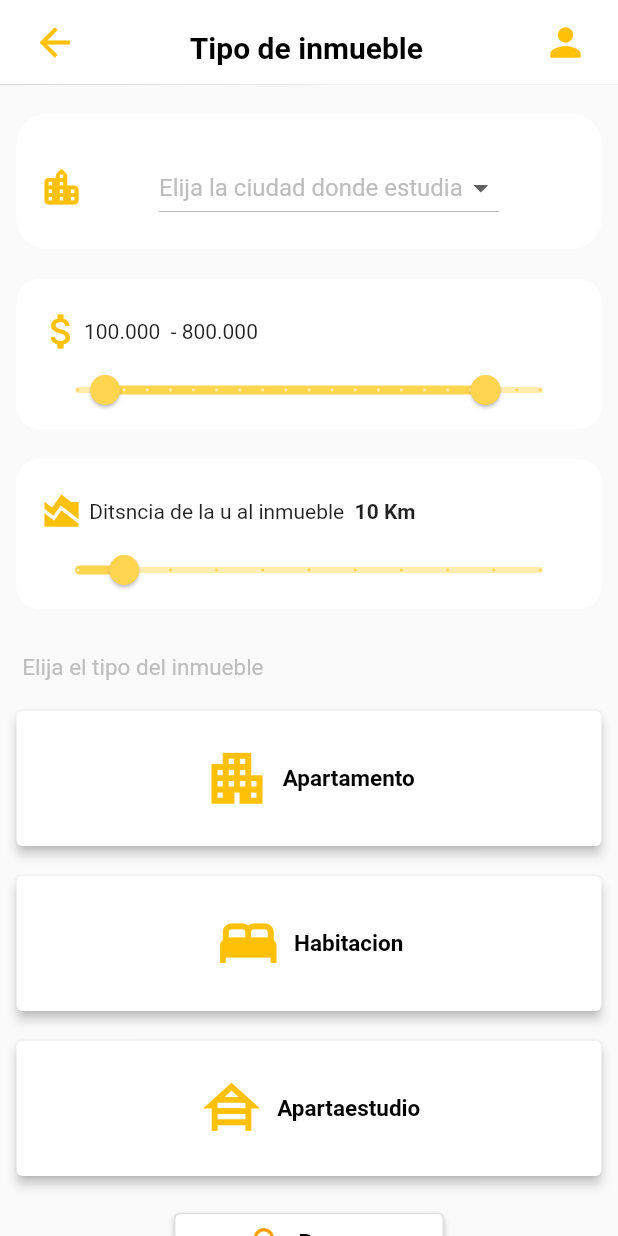
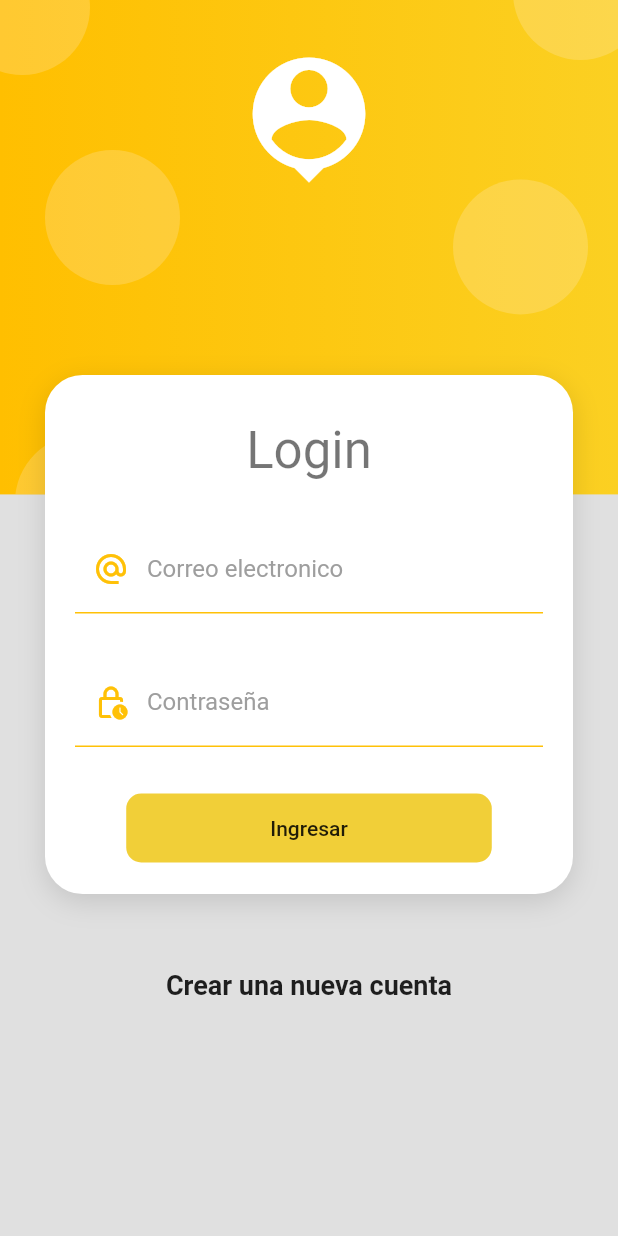
Before and after one commit to jazminasaleh/prototipo-arrendatario, a Flutter app: the screen it shows after launch, on a phone screen of 412 x 824 dp. Run offline on Flutter 3.47's test engine with Material 2 defaults, Android fonts, the phone set to English and light mode, and no system bars; our stand-ins replace google_maps_flutter.

Commit message:
diseño login

```diff
--- a/lib/main.dart
+++ b/lib/main.dart
@@ -12,12 +12,13 @@ class MyApp extends StatelessWidget {
     return MaterialApp(
       debugShowCheckedModeBanner: false,
       title: 'Material App',
-     initialRoute: 'home',
+     initialRoute: 'login',
      routes: {
       'home' : (_) => HomeScreen(),
       'habitacion' : (_) => HabitacionScreen(),
       'filtros' :(_) => FiltrosScreen(),
       'apartamento' :(_) => ApartamentoScreen(),
+      'login': (_) => LoginScreen()
      },
      theme: AppThem.lightTheme,
     );
--- a/lib/screens/apartamento_screen.dart
+++ b/lib/screens/apartamento_screen.dart
@@ -624,26 +624,19 @@ class _ApartmentoScreenState extends State<ApartamentoScreen> {
           SizedBox(
             height: 10,
           ),
-          OutlinedButton.icon(
-            style: OutlinedButton.styleFrom(
-                padding: EdgeInsets.only(right: 50, left: 50, top: 7, bottom: 7),
-                backgroundColor: Colors.white,
-                elevation: 2),
-            onPressed: () {
-              Navigator.of(context).push(
+            MaterialButton(
+              shape: RoundedRectangleBorder(borderRadius: BorderRadius.circular(10)),
+              disabledColor: Colors.grey,
+              elevation: 0,
+              color: Color.fromARGB(255, 241, 207, 56),
+              child: Container(
+                padding: EdgeInsets.symmetric(horizontal: 80, vertical: 15),
+                child: Text('Aplicar filtros'),
+              ),
+              onPressed:(){
+                  Navigator.of(context).push(
                   MaterialPageRoute(builder: (context) => FiltrosScreen()));
-            },
-            icon: Icon(
-              Icons.house_siding,
-              color: Colors.amber[700],
-              size: 25,
-            ),
-            label: Text(
-              'Aplicar filtros',
-              style: TextStyle(
-                  color: Colors.black, fontWeight: FontWeight.bold, fontSize: 15),
-            ),
-          )
+              } )
         ]),
       ),
     );
--- a/lib/screens/habitacion_screen.dart
+++ b/lib/screens/habitacion_screen.dart
@@ -376,29 +376,19 @@ class _HabitacionScreenState extends State<HabitacionScreen> {
           SizedBox(
             height: 20,
           ),
-          OutlinedButton.icon(
-            style: OutlinedButton.styleFrom(
-                padding:
-                    EdgeInsets.only(right: 50, left: 50, top: 7, bottom: 7),
-                backgroundColor: Colors.white,
-                elevation: 2),
-            onPressed: () {
-              Navigator.of(context).push(MaterialPageRoute(
+           MaterialButton(
+              shape: RoundedRectangleBorder(borderRadius: BorderRadius.circular(10)),
+              disabledColor: Colors.grey,
+              elevation: 0,
+              color: Colors.amber,
+              child: Container(
+                padding: EdgeInsets.symmetric(horizontal: 80, vertical: 15),
+                child: Text('Aplicar filtros'),
+              ),
+              onPressed:(){
+                 Navigator.of(context).push(MaterialPageRoute(
                   builder: (context) => FiltrosHabitacionScreen()));
-            },
-            icon: Icon(
-              Icons.house_siding,
-              color: Colors.amber[700],
-              size: 25,
-            ),
-            label: Text(
-              'Aplicar filtros',
-              style: TextStyle(
-                  color: Colors.black,
-                  fontWeight: FontWeight.bold,
-                  fontSize: 15),
-            ),
-          )
+              } )
         ]),
       ),
     );
--- a/lib/screens/home_screen.dart
+++ b/lib/screens/home_screen.dart
@@ -35,9 +35,7 @@ class _HomeScreenState extends State<HomeScreen> {
       //**AppBar
       appBar: AppBar(
         actions: [
-          Icon(
-            Icons.arrow_back,
-          ),
+
           SizedBox(
             width: 75,
           ),
@@ -388,33 +386,24 @@ class _HomeScreenState extends State<HomeScreen> {
             height: 20,
           ),
           //**Boton buscar
-          OutlinedButton.icon(
-            style: OutlinedButton.styleFrom(
-                padding:
-                    EdgeInsets.only(right: 50, left: 50, top: 7, bottom: 7),
-                backgroundColor: Colors.white,
-                elevation: 2),
-            onPressed: () {
-              Navigator.of(context).push(
+
+           MaterialButton(
+              shape: RoundedRectangleBorder(borderRadius: BorderRadius.circular(10)),
+              disabledColor: Colors.grey,
+              elevation: 0,
+              color: Color.fromARGB(255, 241, 207, 56),
+              child: Container(
+                padding: EdgeInsets.symmetric(horizontal: 80, vertical: 15),
+                child: Text('Buscar'),
+              ),
+              onPressed:(){
+                 Navigator.of(context).push(
                   MaterialPageRoute(builder: (context) =>
                 _hasApartamentoPressed == true
                   ? ApartamentoScreen()
                   : HabitacionScreen()
                 ));
-            },
-            icon: Icon(
-              Icons.search_sharp,
-              color: Colors.amber[700],
-              size: 25,
-            ),
-            label: Text(
-              'Buscar',
-              style: TextStyle(
-                  color: Colors.black,
-                  fontWeight: FontWeight.bold,
-                  fontSize: 15),
-            ),
-          )
+              } )
         ],
       ),
     );
--- /dev/null
+++ b/lib/screens/login_screen.dart
@@ -0,0 +1,80 @@
+import 'package:flutter/material.dart';
+import 'package:prototipo_arrendatario/screens/home_screen.dart';
+import 'package:prototipo_arrendatario/ui/input_decorations.dart';
+import 'package:prototipo_arrendatario/widgets/widgets.dart';
+
+class LoginScreen extends StatelessWidget {
+  @override
+  Widget build(BuildContext context) {
+    return Scaffold(
+      body: AuthBackground(
+        child: SingleChildScrollView(
+          child: Column(
+            children: [
+              SizedBox(height: 250,),
+              CradContainer(
+                child: Column(children: [
+                  SizedBox(height: 10,),
+                  Text('Login', style: Theme.of(context).textTheme.headline4,),
+                  SizedBox(height: 30,),
+                  _loginForm()
+
+                ],)
+              ),
+              SizedBox(height: 50,),
+              Text('Crear una nueva cuenta', style: TextStyle(fontSize: 18, fontWeight: FontWeight.bold),),
+              SizedBox(height: 50,)
+
+            ],
+          ),)
+      )
+    );
+  }
+}
+
+class _loginForm extends StatelessWidget {
+  @override
+  Widget build(BuildContext context) {
+    return Container(
+      child: Form(
+        child: Column(
+          children: [
+            TextFormField(
+              autocorrect: false,
+              keyboardType: TextInputType.emailAddress,
+              decoration: InputDecorations.authInputDecoration(
+                labelText: 'Correo electronico',
+                hintText: 'jazmin.saleh@gmail.com',
+                prefix: Icons.alternate_email_sharp
+              )
+            ),
+            SizedBox(height: 30,),
+            TextFormField(
+              autocorrect: false,
+              keyboardType: TextInputType.emailAddress,
+              decoration: InputDecorations.authInputDecoration(
+                 labelText: 'Contraseña',
+                hintText: '****',
+                prefix: Icons.lock_clock_outlined
+              )
+            ),
+            SizedBox(height: 30,),
+            MaterialButton(
+              shape: RoundedRectangleBorder(borderRadius: BorderRadius.circular(10)),
+              disabledColor: Colors.grey,
+              elevation: 0,
+              color: Color.fromARGB(255, 241, 207, 56),
+              child: Container(
+                padding: EdgeInsets.symmetric(horizontal: 80, vertical: 15),
+                child: Text('Ingresar'),
+              ),
+              onPressed:(){
+                 Navigator.of(context).push(MaterialPageRoute(
+                  builder: (context) => HomeScreen()));
+              } )
+          ],
+        ),
+      ),
+    );
+  }
+}
--- a/lib/screens/screens.dart
+++ b/lib/screens/screens.dart
@@ -1,3 +1,4 @@
+export 'package:prototipo_arrendatario/screens/login_screen.dart';
 export 'package:prototipo_arrendatario/screens/apartamento_screen.dart';
 export'package:prototipo_arrendatario/screens/filtros_screen.dart';
 export 'package:prototipo_arrendatario/screens/habitacion_screen.dart';
--- /dev/null
+++ b/lib/ui/input_decorations.dart
@@ -0,0 +1,22 @@
+import 'package:flutter/material.dart';
+
+class InputDecorations {
+  static InputDecoration authInputDecoration({
+    required String hintText,
+    required String labelText,
+    IconData? prefix
+  }) {
+    return InputDecoration(
+        enabledBorder: UnderlineInputBorder(
+          borderSide: BorderSide(color: Colors.amber),
+        ),
+        focusedBorder: UnderlineInputBorder(
+            borderSide: BorderSide(color: Colors.amber, width: 2)),
+        hintText: hintText,
+        labelText: labelText,
+        labelStyle: TextStyle(color: Colors.grey),
+        prefixIcon: prefix != null
+        ? Icon(prefix, color: Colors.amber,)
+        : null);
+  }
+}
--- /dev/null
+++ b/lib/widgets/auth_background.dart
@@ -0,0 +1,105 @@
+import 'package:flutter/material.dart';
+
+class AuthBackground extends StatelessWidget {
+  final Widget child;
+
+  const AuthBackground({super.key, required this.child});
+
+  @override
+  Widget build(BuildContext context) {
+    return Container(
+        color: Colors.grey[300],
+        width: double.infinity,
+        height: double.infinity,
+        child: Stack(
+          children: [
+            _AmberBox(),
+            _HeaderIcon(),
+            this.child
+            ],
+        ));
+  }
+}
+
+class _HeaderIcon extends StatelessWidget {
+  const _HeaderIcon({
+    Key? key,
+  }) : super(key: key);
+
+  @override
+  Widget build(BuildContext context) {
+    return SafeArea(
+      child: Container(
+        width: double.infinity,
+        margin: EdgeInsets.only(top: 30),
+        child: Icon(
+          Icons.person_pin,
+          color: Colors.white,
+          size: 100,
+        ),
+      ),
+    );
+  }
+}
+
+class _AmberBox extends StatelessWidget {
+  const _AmberBox({Key? key}) : super(key: key);
+
+  @override
+  Widget build(BuildContext context) {
+    final size = MediaQuery.of(context).size;
+    return Container(
+      width: double.infinity,
+      height: size.height * 0.4,
+      decoration: _amberBackground(),
+      child: Stack(
+        children: [
+          Positioned(
+            child: _Bubble(),
+            top: 100,
+            left: 30,
+          ),
+          Positioned(
+            child: _Bubble(),
+            top: -40,
+            left: -30,
+          ),
+          Positioned(
+            child: _Bubble(),
+            top: -50,
+            right: -20,
+          ),
+          Positioned(
+            child: _Bubble(),
+            bottom: -50,
+            left: 10,
+          ),
+          Positioned(
+            child: _Bubble(),
+            bottom: 120,
+            right: 20,
+          ),
+        ],
+      ),
+    );
+  }
+
+  BoxDecoration _amberBackground() => BoxDecoration(
+          gradient: LinearGradient(colors: [
+        Color.fromARGB(255, 255, 191, 0),
+        Color.fromARGB(255, 251, 208, 34),
+      ]));
+}
+
+class _Bubble extends StatelessWidget {
+  @override
+  Widget build(BuildContext context) {
+    return Container(
+      width: 90,
+      height: 90,
+      decoration: BoxDecoration(
+          borderRadius: BorderRadius.circular(100),
+          color: Color.fromARGB(51, 255, 243, 243)),
+    );
+  }
+}
--- /dev/null
+++ b/lib/widgets/card_container.dart
@@ -0,0 +1,27 @@
+import 'package:flutter/material.dart';
+
+class CradContainer extends StatelessWidget {
+  final Widget child;
+
+  const CradContainer({super.key, required this.child});
+  @override
+  Widget build(BuildContext context) {
+    return Padding(
+      padding: EdgeInsets.symmetric(horizontal: 30),
+      child: Container(
+        width: double.infinity,
+        padding: EdgeInsets.all(20),
+        decoration: _createCardShape(),
+        child: child,
+      ),
+    );
+  }
+
+  BoxDecoration _createCardShape() => BoxDecoration(
+          color: Colors.white,
+          borderRadius: BorderRadius.circular(25),
+          boxShadow: [
+            BoxShadow(
+                color: Colors.black12, blurRadius: 15, offset: Offset(0, 5))
+          ]);
+}
--- /dev/null
+++ b/lib/widgets/widgets.dart
@@ -0,0 +1,3 @@
+export 'package:prototipo_arrendatario/widgets/card_container.dart';
+
+export 'package:prototipo_arrendatario/widgets/auth_background.dart';
```
